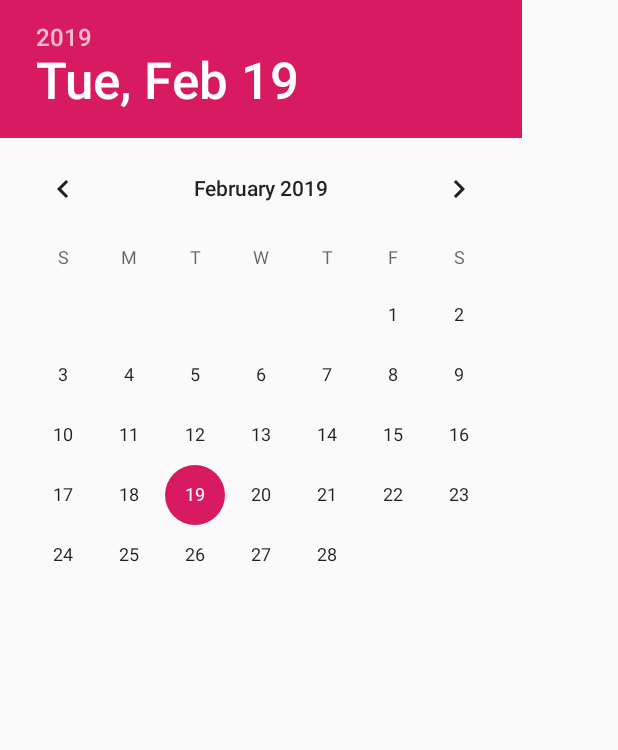
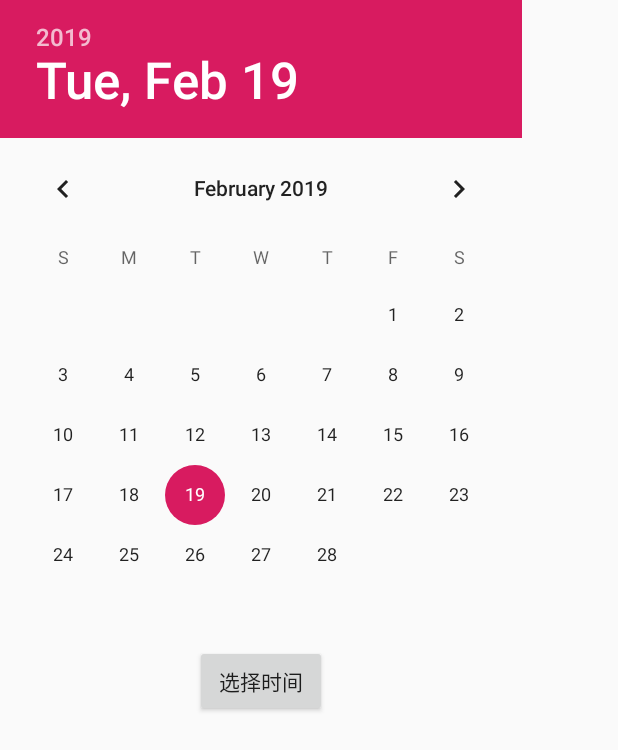
Before and after one commit to v200123/Android, an Android app: the layout fragment_crime_date_pick.xml on its own in the app's theme, with its tools: preview values and no code run, on a phone screen of 412 x 824 dp. Shown: the top 750 px of the screen. Run offline under Robolectric (Android 15) with nearby library versions, the light colour scheme and no system bars.

Commit message:
犯罪的记录
添加了时间的选择

```diff
--- a/app/src/main/AndroidManifest.xml
+++ b/app/src/main/AndroidManifest.xml
@@ -15,7 +15,8 @@
                     <category android:name="android.intent.category.LAUNCHER"></category>
                 </intent-filter>
         </activity>
-        <activity android:name=".Controller.activity.CrimePageActivity">
+        <activity android:name=".Controller.activity.CrimePageActivity"
+            android:parentActivityName=".Controller.activity.CrimeListActivity">
             <!--<intent-filter>-->
                 <!--<action android:name="android.intent.action.MAIN" />-->
 
--- a/app/src/main/java/com/coffee/just/Fragment/CrimeFragment.java
+++ b/app/src/main/java/com/coffee/just/Fragment/CrimeFragment.java
@@ -100,13 +100,14 @@ public class CrimeFragment extends Fragment {
         return;
 
         if(requestCode == 1)
-        {Date date = (Date) data.getSerializableExtra(DateFragment.EXTRA_CRIME_DATE);
+        {
+            Date date = (Date) data.getSerializableExtra(DateFragment.EXTRA_CRIME_DATE);
         mCrime.setDate(date);
             updateDate();
         }
     }
 
     private void updateDate() {
-        mDateButton.setText(new SimpleDateFormat("yy/MM/dd HH:mm:ss").format(mCrime.getDate()));
+        mDateButton.setText(new SimpleDateFormat("yy/MM/dd HH:mm").format(mCrime.getDate()));
     }
 }
--- a/app/src/main/java/com/coffee/just/Fragment/singleFragmentActivity.java
+++ b/app/src/main/java/com/coffee/just/Fragment/singleFragmentActivity.java
@@ -4,11 +4,12 @@ import android.os.Bundle;
 
 import com.coffee.just.R;
 
+import androidx.appcompat.app.AppCompatActivity;
 import androidx.fragment.app.Fragment;
 import androidx.fragment.app.FragmentActivity;
 import androidx.fragment.app.FragmentManager;
 
-public abstract class singleFragmentActivity extends FragmentActivity {
+public abstract class singleFragmentActivity extends AppCompatActivity {
     protected abstract Fragment createFragment();
     @Override
     protected void onCreate(Bundle savedInstanceState) {
--- a/app/src/main/res/layout/fragment_crime_date_pick.xml
+++ b/app/src/main/res/layout/fragment_crime_date_pick.xml
@@ -1,6 +1,19 @@
 <?xml version="1.0" encoding="utf-8"?>
-<DatePicker xmlns:android="http://schemas.android.com/apk/res/android"
+<LinearLayout xmlns:android="http://schemas.android.com/apk/res/android"
     android:layout_width="wrap_content" android:layout_height="wrap_content"
-    android:id="@+id/dialog_crime_date_picker">
+    android:orientation="vertical">
+<DatePicker
+    android:id="@+id/dialog_crime_date_picker"
+
+        android:layout_width="wrap_content"
+        android:layout_height="wrap_content">
 
 </DatePicker>
+        <Button
+        android:layout_width="wrap_content"
+        android:layout_height="wrap_content"
+            android:layout_gravity="center_horizontal"
+            android:id="@+id/crime_time_choice"
+            android:text="选择时间"/>
+
+</LinearLayout>
--- /dev/null
+++ b/app/src/main/res/layout/fragment_crime_time_picker.xml
@@ -0,0 +1,6 @@
+<?xml version="1.0" encoding="utf-8"?>
+<TimePicker xmlns:android="http://schemas.android.com/apk/res/android"
+    android:layout_width="wrap_content" android:layout_height="wrap_content"
+    android:id="@+id/fragment_crime_time_picker">
+
+</TimePicker>
--- a/app/src/main/res/values/strings.xml
+++ b/app/src/main/res/values/strings.xml
@@ -5,4 +5,6 @@
     <string name="Detalis">日期</string>
     <string name="Solved">解决了么</string>
     <string name="date_pick_title">犯罪时间</string>
+    <string name="time_picker_title">时间选择</string>
+    <string name="crime_new">添加Crime</string>
 </resources>
```
Also changed, not shown: app/src/main/java/com/coffee/just/Controller/CrimeLab.java (+18 -6 lines), app/src/main/java/com/coffee/just/Controller/activity/CrimePageActivity.java (+13 -3 lines), app/src/main/java/com/coffee/just/Fragment/CrimeListFragment.java (+31 -0 lines), app/src/main/java/com/coffee/just/Fragment/DateFragment.java (+32 -5 lines), app/src/main/java/com/coffee/just/Fragment/TimeFragment.java (added, +48 -0 lines), app/src/main/res/menu/fragment_crime_list.xml (added, +11 -0 lines).
